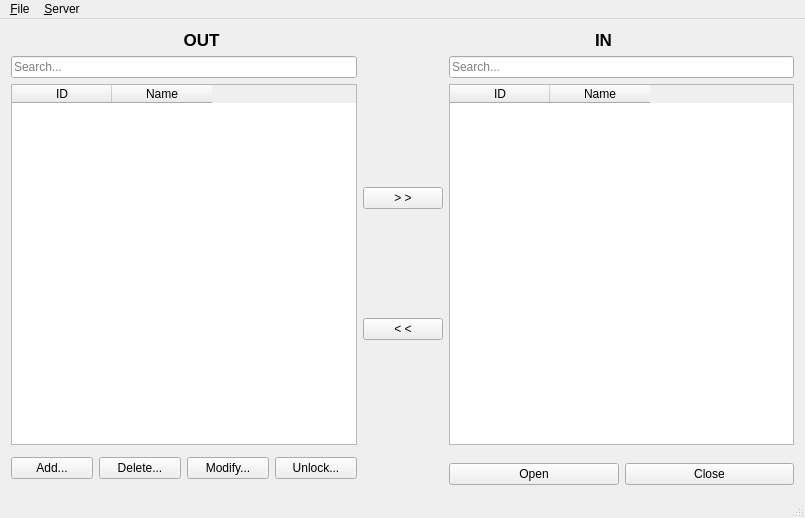
This is access_control_client/mainwindow.ui in jlliteres/edib as Qt 5 draws it before an edit. The edited form follows.
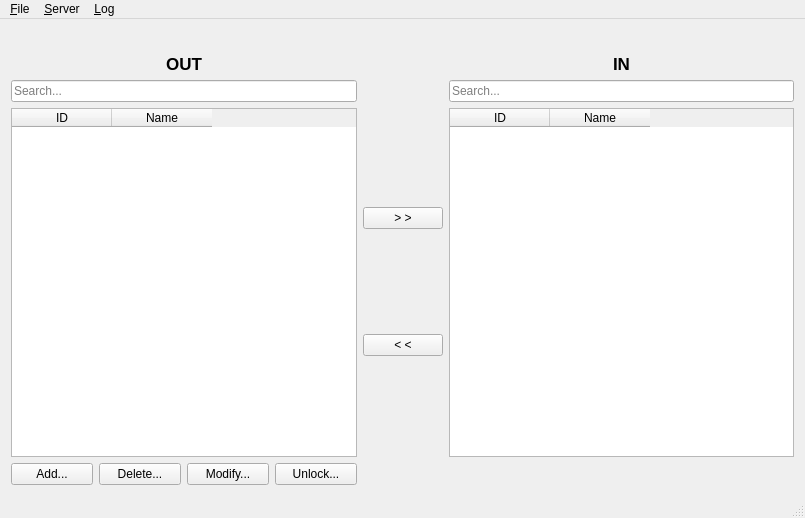
This is the edited form.

What changed in the file:
```diff
--- a/access_control_client/mainwindow.ui
+++ b/access_control_client/mainwindow.ui
@@ -15,7 +15,7 @@
   </property>
   <widget class="QWidget" name="centralWidget">
    <layout class="QGridLayout" name="gridLayout">
-    <item row="1" column="0">
+    <item row="2" column="0">
      <widget class="QLineEdit" name="filterOut">
       <property name="text">
        <string/>
@@ -25,25 +25,10 @@
       </property>
      </widget>
     </item>
-    <item row="5" column="2" rowspan="2">
-     <layout class="QHBoxLayout" name="horizontalLayout_2">
-      <item>
-       <widget class="QPushButton" name="btnOpen">
-        <property name="text">
-         <string>Open</string>
-        </property>
-       </widget>
-      </item>
-      <item>
-       <widget class="QPushButton" name="btnClose">
-        <property name="text">
-         <string>Close</string>
-        </property>
-       </widget>
-      </item>
-     </layout>
-    </item>
-    <item row="3" column="0" rowspan="4">
+    <item row="6" column="2" rowspan="2">
+     <layout class="QHBoxLayout" name="horizontalLayout_2"/>
+    </item>
+    <item row="4" column="0" rowspan="4">
      <layout class="QHBoxLayout" name="horizontalLayout">
       <item>
        <widget class="QPushButton" name="btnAdd">
@@ -81,7 +66,7 @@
       </item>
      </layout>
     </item>
-    <item row="2" column="2">
+    <item row="3" column="2">
      <widget class="QTableWidget" name="tblIN">
       <column>
        <property name="text">
@@ -95,14 +80,14 @@
       </column>
      </widget>
     </item>
-    <item row="1" column="2">
+    <item row="2" column="2">
      <widget class="QLineEdit" name="filterIn">
       <property name="placeholderText">
        <string>Search...</string>
       </property>
      </widget>
     </item>
-    <item row="2" column="1">
+    <item row="3" column="1">
      <layout class="QVBoxLayout" name="verticalLayout">
       <item>
        <widget class="QPushButton" name="btnEnter">
@@ -120,7 +105,7 @@
       </item>
      </layout>
     </item>
-    <item row="2" column="0">
+    <item row="3" column="0">
      <widget class="QTableWidget" name="tblOUT">
       <column>
        <property name="text">
@@ -136,27 +121,10 @@
     </item>
     <item row="0" column="0" colspan="3">
      <layout class="QHBoxLayout" name="horizontalLayout_3">
-      <item>
-       <widget class="QLabel" name="label_2">
-        <property name="font">
-         <font>
-          <pointsize>13</pointsize>
-          <weight>75</weight>
-          <bold>true</bold>
-         </font>
-        </property>
-        <property name="text">
-         <string>OUT</string>
-        </property>
-        <property name="alignment">
-         <set>Qt::AlignCenter</set>
-        </property>
-       </widget>
-      </item>
       <item>
        <widget class="QLabel" name="clock">
         <property name="sizePolicy">
-         <sizepolicy hsizetype="Fixed" vsizetype="Preferred">
+         <sizepolicy hsizetype="Preferred" vsizetype="Preferred">
           <horstretch>0</horstretch>
           <verstretch>0</verstretch>
          </sizepolicy>
@@ -176,7 +144,26 @@
         </property>
        </widget>
       </item>
-      <item>
+     </layout>
+    </item>
+    <item row="1" column="0">
+     <widget class="QLabel" name="label_2">
+      <property name="font">
+       <font>
+        <pointsize>13</pointsize>
+        <weight>75</weight>
+        <bold>true</bold>
+       </font>
+      </property>
+      <property name="text">
+       <string>OUT</string>
+      </property>
+      <property name="alignment">
+       <set>Qt::AlignCenter</set>
+      </property>
+     </widget>
+    </item>
+    <item row="1" column="2">
        <widget class="QLabel" name="label_3">
         <property name="font">
          <font>
@@ -194,8 +181,6 @@
        </widget>
       </item>
      </layout>
-    </item>
-   </layout>
   </widget>
   <widget class="QStatusBar" name="statusBar"/>
   <widget class="QMenuBar" name="menuBar">
@@ -219,8 +204,15 @@
     </property>
     <addaction name="action_Exit"/>
    </widget>
+   <widget class="QMenu" name="menu_Log">
+    <property name="title">
+     <string>&amp;Log</string>
+    </property>
+    <addaction name="action_Info"/>
+   </widget>
    <addaction name="menu_File"/>
    <addaction name="menuServer"/>
+   <addaction name="menu_Log"/>
   </widget>
   <action name="actionS_tatus">
    <property name="enabled">
@@ -241,6 +233,17 @@
     <string>Ctrl+Q</string>
    </property>
   </action>
+  <action name="action_Info">
+   <property name="enabled">
+    <bool>false</bool>
+   </property>
+   <property name="text">
+    <string>&amp;Info</string>
+   </property>
+   <property name="shortcut">
+    <string>Ctrl+I</string>
+   </property>
+  </action>
  </widget>
  <layoutdefault spacing="6" margin="11"/>
  <resources/>
```
Lines whose indentation alone changed are shown as unchanged.
